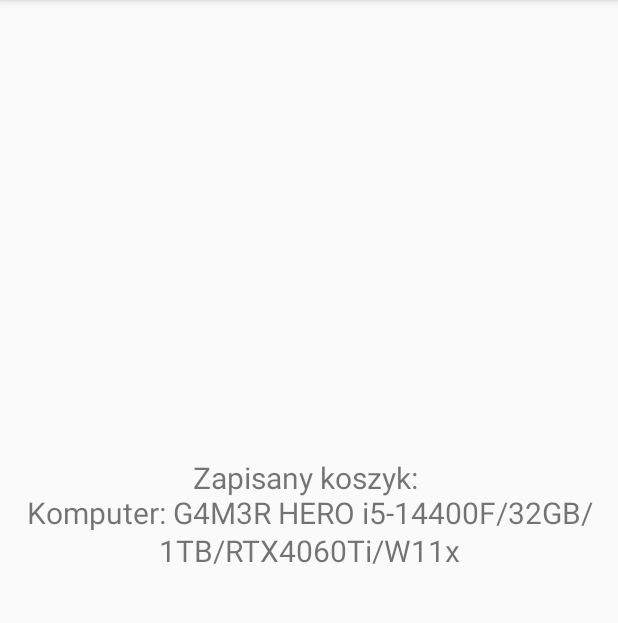
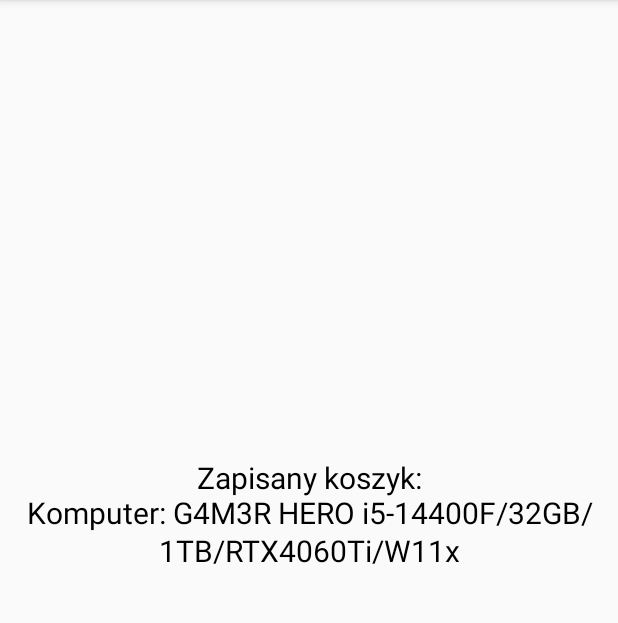
Before and after one commit to PawelKTech/sklep1, an Android app: the screen it shows after launch (ZapisanyKoszyk), in the options menu, after a tap on "Zapisz ustawienia", on a phone screen of 412 x 824 dp, the part 84-707 px from its top. Run offline under Robolectric (Android 15) with nearby library versions, the phone set to English and light mode, and no system bars.

Commit message:
Final changes

```diff
--- a/app/src/main/java/com/example/sklep1/Informacjeoautorze.java
+++ b/app/src/main/java/com/example/sklep1/Informacjeoautorze.java
@@ -4,6 +4,7 @@ import android.content.Intent;
 import android.os.Bundle;
 import android.view.Menu;
 import android.view.MenuItem;
+import android.widget.TextView;
 
 import androidx.activity.EdgeToEdge;
 import androidx.annotation.NonNull;
@@ -13,6 +14,8 @@ import androidx.core.view.ViewCompat;
 import androidx.core.view.WindowInsetsCompat;
 
 public class Informacjeoautorze extends AppCompatActivity {
+
+    TextView textView;
 
     @Override
     public boolean onCreateOptionsMenu(Menu menu) {
@@ -42,5 +45,7 @@ public class Informacjeoautorze extends AppCompatActivity {
             v.setPadding(systemBars.left, systemBars.top, systemBars.right, systemBars.bottom);
             return insets;
         });
+        textView = findViewById(R.id.Info);
+        textView.setText(getResources().getString(R.string.DaneOAutorze) + "\n" + "Paweł K.");
     }
 }
--- a/app/src/main/java/com/example/sklep1/MainActivity.java
+++ b/app/src/main/java/com/example/sklep1/MainActivity.java
@@ -3,12 +3,12 @@ package com.example.sklep1;
 
 import android.content.DialogInterface;
 import android.content.Intent;
+import android.Manifest;
 import android.content.SharedPreferences;
 import android.content.pm.PackageManager;
 import android.content.pm.ShortcutInfo;
 import android.content.pm.ShortcutManager;
 import android.graphics.drawable.Icon;
-import android.net.Uri;
 import android.os.AsyncTask;
 import android.os.Build;
 import android.os.Bundle;
@@ -31,6 +31,7 @@ import androidx.annotation.NonNull;
 import androidx.annotation.RequiresApi;
 import androidx.appcompat.app.AlertDialog;
 import androidx.appcompat.app.AppCompatActivity;
+import androidx.core.app.ActivityCompat;
 import androidx.core.content.ContextCompat;
 
 import java.text.SimpleDateFormat;
@@ -39,6 +40,7 @@ import java.util.Calendar;
 
 public class MainActivity extends AppCompatActivity {
 
+    private static final int SMS_PERMISSION_CODE = 100;
     DatabaseHelper databaseHelper;
     private Spinner spinner, spinnerMouse, spinnerKeyboard, spinnerWebcam;
 
@@ -147,7 +149,7 @@ public class MainActivity extends AppCompatActivity {
         display(DeviceData.webcams, DeviceData.webcamsimageNames, spinnerWebcam);
 
         int selectedHiddenValue1 = DeviceData.computersValues[spinner.getSelectedItemPosition()];
-        textView.setText(getResources().getString(R.string.welcome_message)+ String.valueOf(selectedHiddenValue1) + "PLN");
+        textView.setText(getResources().getString(R.string.Cena)+ String.valueOf(selectedHiddenValue1) + "PLN");
 
 
         //listeners for action on spinner or checkbox
@@ -155,7 +157,13 @@ public class MainActivity extends AppCompatActivity {
         setListeners(checkboxForKeyboard, spinnerKeyboard);
         setListeners(checkboxForWebcam, spinnerWebcam);
 
-        spinner.setOnItemSelectedListener(new AdapterView.OnItemSelectedListener() { @Override public void onItemSelected(AdapterView<?> parent, View view, int position, long id) { updateTextView();} @Override public void onNothingSelected(AdapterView<?> parent) { } });
+        spinner.setOnItemSelectedListener(new AdapterView.OnItemSelectedListener() {
+            @Override
+            public void onItemSelected(AdapterView<?> parent, View view, int position, long id) {
+                updateTextView();}
+            @Override public void onNothingSelected(AdapterView<?> parent) { } });
+
+        if (ContextCompat.checkSelfPermission(this, Manifest.permission.SEND_SMS) != PackageManager.PERMISSION_GRANTED) { requestSmsPermission(); } else { }
 
         button.setOnClickListener(new View.OnClickListener() {
             @Override
@@ -233,16 +241,16 @@ public class MainActivity extends AppCompatActivity {
                     String nameValue = name.getText().toString();
                     String phoneNumberValue = phonenumber.getText().toString();
                     String sumaValue = String.valueOf(suma);
-                    String message = "Zamówinie złożone przez: " + nameValue + "\n" +
-                            "O godzinie: " + formattedDateTime + "\n" +
-                            "O wartości: " + sumaValue + "\n" +
-                            "Na Number tel.: " + phoneNumberValue;
+                    String message = "Order placed by: " + nameValue + "\n" +
+                            "Time: " + formattedDateTime + "\n" +
+                            "Price: " + sumaValue + "\n" +
+                            "Phon number: " + phoneNumberValue;
                     showAlertDialog(message);
                     updateTextView();
                     phonenumber.setText("");
                     name.setText("");
                 } else {
-                    Toast.makeText(getApplicationContext(), "Imie i numer telefonu nie mogą być puste!", Toast.LENGTH_SHORT).show();
+                    Toast.makeText(getApplicationContext(), "Name and phon Number can t be null!", Toast.LENGTH_SHORT).show();
                 }
             }
         });
@@ -260,7 +268,7 @@ public class MainActivity extends AppCompatActivity {
 
     private void showAlertDialog(String message) {
         AlertDialog.Builder builder = new AlertDialog.Builder(this);
-        builder.setTitle("Zamowienie zostało złożone");
+        builder.setTitle("Order placed by.");
         builder.setMessage(message);
         builder.setPositiveButton("OK", new DialogInterface.OnClickListener() {
             @Override
@@ -276,7 +284,7 @@ public class MainActivity extends AppCompatActivity {
         if (ContextCompat.checkSelfPermission(this, android.Manifest.permission.SEND_SMS) == PackageManager.PERMISSION_GRANTED) {
             if (!number.isEmpty() && !text.isEmpty()) {
                 int suma = getKoszykPrice();
-                String message = "Name: " + text + "\nCena: " + String.valueOf(suma) + "\nData: " + data;
+                String message = "Order\nName: " + text + "\nPrice: " + String.valueOf(suma) + "\nDate: " + data;
                 smsManager = SmsManager.getDefault();
                 smsManager.sendTextMessage(number, null, message, null, null);
                 editor.putBoolean("checkboxForMouse", false);
@@ -314,7 +322,7 @@ public class MainActivity extends AppCompatActivity {
         }); }
     private void updateTextView() {
         int total = getKoszykPrice();
-        textView.setText(getResources().getString(R.string.welcome_message) + " " + total + "PLN"); }
+        textView.setText(getResources().getString(R.string.Cena) + " " + total + "PLN"); }
 
     @RequiresApi(api = Build.VERSION_CODES.N_MR1)
     private class AddDynamicShortcutTask extends AsyncTask<Void, Void, Void> {
@@ -322,19 +330,19 @@ public class MainActivity extends AppCompatActivity {
             ShortcutManager shortcutManager = getSystemService(ShortcutManager.class);
              Intent intent1 = new Intent(MainActivity.this, MainActivity.class);
              intent1.setAction(Intent.ACTION_VIEW);
-             ShortcutInfo shortcut1 = new ShortcutInfo.Builder(MainActivity.this, "dynamic_shortcut_id1") .setShortLabel("Złóż zamowienie") .setLongLabel("Złóż zamowienie") .setIcon(Icon.createWithResource(MainActivity.this, R.drawable.zamow)) .setIntent(intent1) .build();
+             ShortcutInfo shortcut1 = new ShortcutInfo.Builder(MainActivity.this, "dynamic_shortcut_id1") .setShortLabel(getResources().getString(R.string.WybeirzProdukt)) .setLongLabel("Złóż zamowienie") .setIcon(Icon.createWithResource(MainActivity.this, R.drawable.zamow)) .setIntent(intent1) .build();
 
              Intent intent2 = new Intent(MainActivity.this, ListaZamowien.class);
              intent2.setAction(Intent.ACTION_VIEW);
-             ShortcutInfo shortcut2 = new ShortcutInfo.Builder(MainActivity.this, "dynamic_shortcut_id2") .setShortLabel("Lista zamówień") .setLongLabel("Lista zamówień") .setIcon(Icon.createWithResource(MainActivity.this, R.drawable.listazamowien)) .setIntent(intent2) .build();
+             ShortcutInfo shortcut2 = new ShortcutInfo.Builder(MainActivity.this, "dynamic_shortcut_id2") .setShortLabel(getResources().getString(R.string.Listazamowien)) .setLongLabel("Lista zamówień") .setIcon(Icon.createWithResource(MainActivity.this, R.drawable.listazamowien)) .setIntent(intent2) .build();
 
              Intent intent3 = new Intent(MainActivity.this, Informacjeoautorze.class);
              intent3.setAction(Intent.ACTION_VIEW);
-             ShortcutInfo shortcut3 = new ShortcutInfo.Builder(MainActivity.this, "dynamic_shortcut_id3") .setShortLabel("Informacje o autorze") .setLongLabel("Informacje o autorze") .setIcon(Icon.createWithResource(MainActivity.this, R.drawable.info)) .setIntent(intent3) .build();
+             ShortcutInfo shortcut3 = new ShortcutInfo.Builder(MainActivity.this, "dynamic_shortcut_id3") .setShortLabel(getResources().getString(R.string.InfoAutor)) .setLongLabel("Informacje o autorze") .setIcon(Icon.createWithResource(MainActivity.this, R.drawable.info)) .setIntent(intent3) .build();
 
-            Intent intent4 = new Intent(MainActivity.this, MainActivity.class);
-            intent4.setAction("com.example.sklep1.ACTION_SHARE_BASKET");
-            ShortcutInfo shortcut4 = new ShortcutInfo.Builder(MainActivity.this, "dynamic_shortcut_id4") .setShortLabel("Udostępnij koszyk") .setLongLabel("Otwórz MainActivity i udostępnij koszyk") .setIcon(Icon.createWithResource(MainActivity.this, R.drawable.share)) .setIntent(intent4) .build();
+            Intent intent4 = new Intent(MainActivity.this, ZapisanyKoszyk.class);
+            intent4.setAction(Intent.ACTION_VIEW);
+            ShortcutInfo shortcut4 = new ShortcutInfo.Builder(MainActivity.this, "dynamic_shortcut_id4") .setShortLabel(getResources().getString(R.string.ZapiszUstawienia)) .setLongLabel("Otwórz MainActivity i udostępnij koszyk") .setIcon(Icon.createWithResource(MainActivity.this, R.drawable.share)) .setIntent(intent4) .build();
 
             shortcutManager.setDynamicShortcuts(Arrays.asList(shortcut1, shortcut2, shortcut3, shortcut4));
             return null; } }
@@ -356,14 +364,14 @@ public class MainActivity extends AppCompatActivity {
         Intent emailIntent = new Intent(Intent.ACTION_SEND);
         emailIntent.setType("message/rfc822");
         emailIntent.putExtra(Intent.EXTRA_EMAIL, new String[]{"adres@przyklad.com"});
-        emailIntent.putExtra(Intent.EXTRA_SUBJECT, "Informacje o zamowieniu");
+        emailIntent.putExtra(Intent.EXTRA_SUBJECT, "Information about order:");
         String message = getkoszyk();
         emailIntent.putExtra(Intent.EXTRA_TEXT, message);
 
         try {
-            startActivity(Intent.createChooser(emailIntent, "Wybierz aplikację do wysłania e-maila..."));
+            startActivity(Intent.createChooser(emailIntent, "Choose your e-mail aplication..."));
         } catch (android.content.ActivityNotFoundException ex) {
-            Toast.makeText(this, "Nie znaleziono aplikacji do wysyłania e-maili.", Toast.LENGTH_SHORT).show();
+            Toast.makeText(this, "Can t find e-mail aplication.", Toast.LENGTH_SHORT).show();
         }
     }
 
@@ -436,4 +444,9 @@ public class MainActivity extends AppCompatActivity {
         boolean isChecked = sharedPreferences.getBoolean(checkBoxName, false);
         return isChecked; }
 
+    private void requestSmsPermission() { if (
+            ActivityCompat.shouldShowRequestPermissionRationale(this, Manifest.permission.SEND_SMS)) {
+        Toast.makeText(this, "Potrzebujemy twojej zgody na wysyłanie SMS-ów", Toast.LENGTH_LONG).show(); }
+        ActivityCompat.requestPermissions(this, new String[]{Manifest.permission.SEND_SMS}, SMS_PERMISSION_CODE); }
+
 }
--- a/app/src/main/java/com/example/sklep1/ZapisanyKoszyk.java
+++ b/app/src/main/java/com/example/sklep1/ZapisanyKoszyk.java
@@ -49,6 +49,6 @@ public class ZapisanyKoszyk extends AppCompatActivity {
         wyswietlKoszyk = findViewById(R.id.wyswietlKoszyk);
         Intent intent = getIntent();
         String value1 = intent.getStringExtra("koszyk");
-        wyswietlKoszyk.setText("Zapisany koszyk: \n"+ value1);
+        wyswietlKoszyk.setText(getResources().getString(R.string.ZapisanyKoszyk) + "\n" + value1);
     }
 }
--- a/app/src/main/res/layout/activity_informacjeoautorze.xml
+++ b/app/src/main/res/layout/activity_informacjeoautorze.xml
@@ -8,9 +8,13 @@
     tools:context=".Informacjeoautorze">
 
     <TextView
+        android:id="@+id/Info"
         android:layout_width="match_parent"
         android:layout_height="wrap_content"
-        android:text="Paweł K."
+        android:text="There should be information about author"
+        android:gravity="center"
+        android:textSize="20dp"
+        android:textColor="@color/black"
         android:layout_centerVertical="true"
         android:layout_centerHorizontal="true"
         />
--- a/app/src/main/res/layout/activity_main.xml
+++ b/app/src/main/res/layout/activity_main.xml
@@ -18,7 +18,7 @@
     <TextView
         android:layout_width="match_parent"
         android:layout_height="wrap_content"
-        android:text="Wybierz produkty:"
+        android:text="@string/WybeirzProdukt"
         android:textSize="20dp"
         android:textColor="#000000"
         />
--- a/app/src/main/res/layout/activity_zapisany_koszyk.xml
+++ b/app/src/main/res/layout/activity_zapisany_koszyk.xml
@@ -11,6 +11,7 @@
         android:id="@+id/wyswietlKoszyk"
         android:padding="10dp"
         android:textSize="20dp"
+        android:textColor="@color/black"
         android:gravity="center"
         android:layout_width="match_parent"
         android:layout_height="wrap_content"
--- a/app/src/main/res/values/strings.xml
+++ b/app/src/main/res/values/strings.xml
@@ -1,6 +1,6 @@
 <resources>
     <string name="app_name">sklep1</string>
-    <string name="welcome_message">Cena:</string>
+    <string name="Cena">Cena:</string>
     <string name="addToShoppingCart">Dodaj do koszyka</string>
     <string name="Name">Imie i nazwisko lub nazwa firmy</string>
     <string name="PhonNumber">Numer telefonu</string>
@@ -13,4 +13,7 @@
     <string name="WysylanieMaila">Wyślij Maila</string>
     <string name="Powrot">Wróć do zamawiania</string>
     <string name="UsuwanieRekordow">Usuń zapisane zamówienia</string>
+    <string name="WybeirzProdukt">Wybierz produkty:</string>
+    <string name="ZapisanyKoszyk">Zapisany koszyk:</string>
+    <string name="DaneOAutorze">Dane o autorze:</string>
 </resources>
```
Also changed, not shown: 1 other file.
